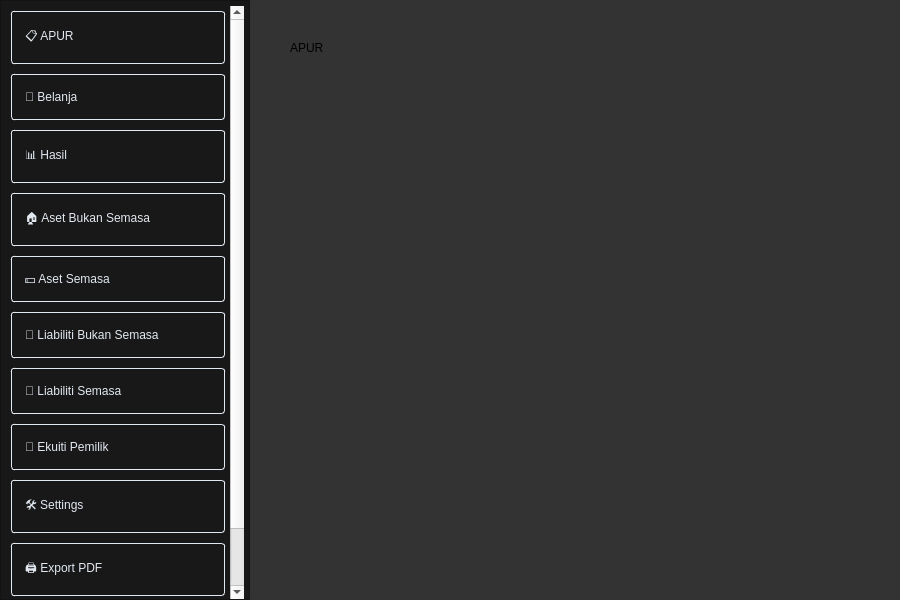
Qt form src/mainwindow.ui (JuneMinazuki/auto-penyata) before a commit.
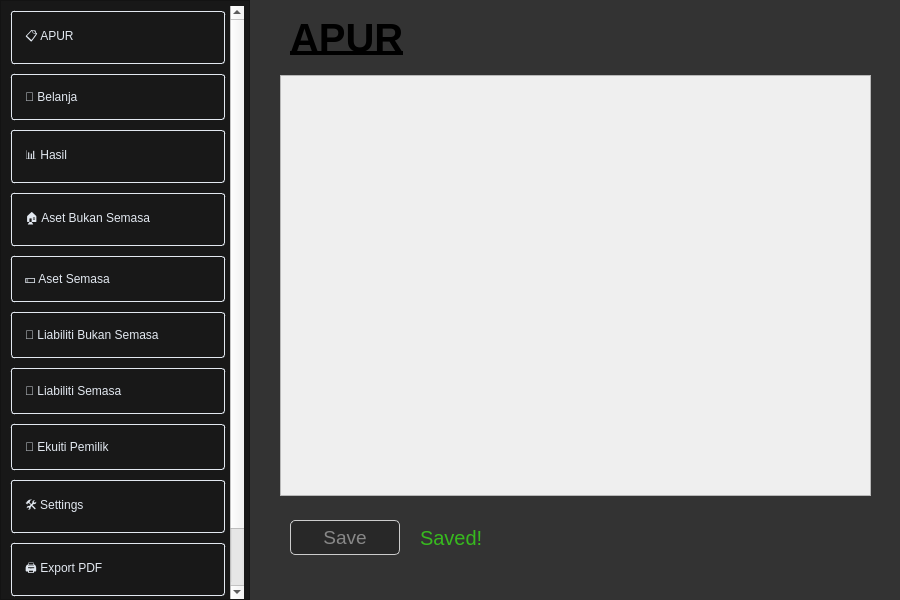
The same form after that commit. The open tabs and pages were chosen to show the change.

Commit message:
Setup UI for APUR
Added apur class
Setup fixed UI in mainwindow.ui

What changed in the file:
```diff
--- a/src/mainwindow.ui
+++ b/src/mainwindow.ui
@@ -150,15 +150,121 @@
       <property name="geometry">
        <rect>
         <x>40</x>
-        <y>40</y>
-        <width>58</width>
-        <height>16</height>
+        <y>20</y>
+        <width>150</width>
+        <height>35</height>
        </rect>
       </property>
+      <property name="font">
+       <font>
+        <family>Arial</family>
+        <pointsize>30</pointsize>
+        <bold>true</bold>
+        <underline>true</underline>
+        <kerning>true</kerning>
+       </font>
+      </property>
       <property name="text">
        <string>APUR</string>
       </property>
      </widget>
+     <widget class="QScrollArea" name="scrollable_apur">
+      <property name="geometry">
+       <rect>
+        <x>30</x>
+        <y>75</y>
+        <width>591</width>
+        <height>421</height>
+       </rect>
+      </property>
+      <property name="widgetResizable">
+       <bool>true</bool>
+      </property>
+      <widget class="QWidget" name="scrollAreaWidgetContents">
+       <property name="geometry">
+        <rect>
+         <x>0</x>
+         <y>0</y>
+         <width>589</width>
+         <height>419</height>
+        </rect>
+       </property>
+      </widget>
+     </widget>
+     <widget class="QLabel" name="label_apur_saved_status">
+      <property name="enabled">
+       <bool>true</bool>
+      </property>
+      <property name="geometry">
+       <rect>
+        <x>170</x>
+        <y>522</y>
+        <width>161</width>
+        <height>31</height>
+       </rect>
+      </property>
+      <property name="font">
+       <font>
+        <family>Arial</family>
+        <pointsize>15</pointsize>
+       </font>
+      </property>
+      <property name="styleSheet">
+       <string notr="true">QLabel{
+	color: #37ba1e
+}</string>
+      </property>
+      <property name="text">
+       <string>Saved!</string>
+      </property>
+     </widget>
+     <widget class="QPushButton" name="button_apur_save">
+      <property name="enabled">
+       <bool>false</bool>
+      </property>
+      <property name="geometry">
+       <rect>
+        <x>40</x>
+        <y>520</y>
+        <width>110</width>
+        <height>35</height>
+       </rect>
+      </property>
+      <property name="font">
+       <font>
+        <family>Arial</family>
+        <pointsize>14</pointsize>
+       </font>
+      </property>
+      <property name="cursor">
+       <cursorShape>ArrowCursor</cursorShape>
+      </property>
+      <property name="styleSheet">
+       <string notr="true">QPushButton {
+    background-color: #181818;
+    color: #e6e6e6;
+    border: 1px solid #cccccc; 
+    border-radius: 5px; 
+    padding: 7px 10px;
+}
+
+QPushButton:hover {
+    background-color: #404040;
+}
+
+QPushButton:pressed {
+    background-color: #010101;
+}
+
+QPushButton:disabled {
+    background-color: #282828;
+    color: #888888; 
+}</string>
+      </property>
+      <property name="text">
+       <string>Save</string>
+      </property>
+     </widget>
     </widget>
     <widget class="QWidget" name="Belanja">
      <widget class="QLabel" name="label_2">
```
Left out of the diff: 8 changed lines with no effect on the pictures. The commit also changes 6 other files.
